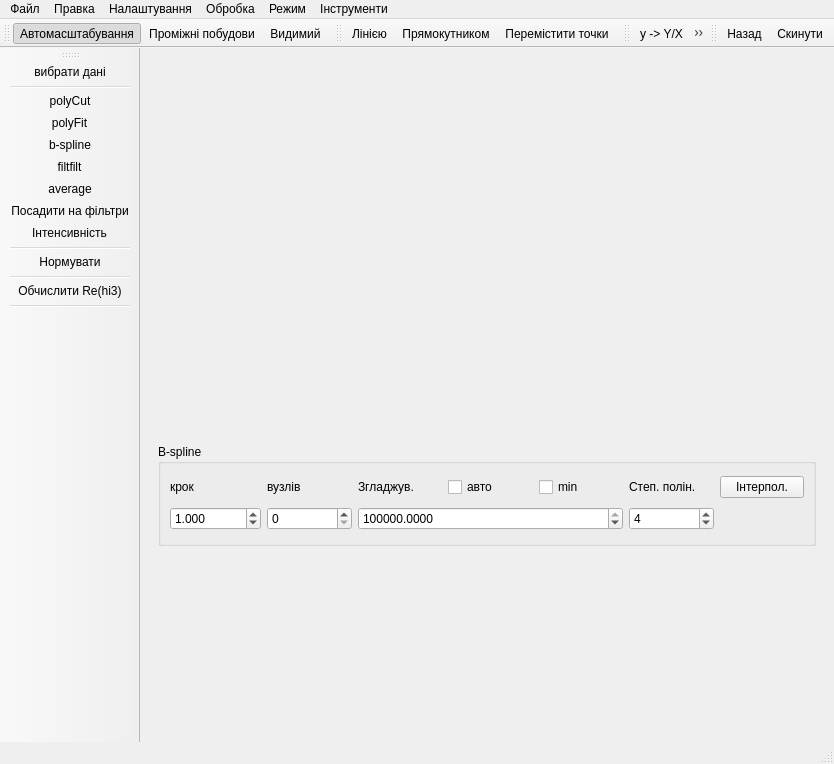
Qt form mainwindow.ui (xkronosua/QTR) before a commit.
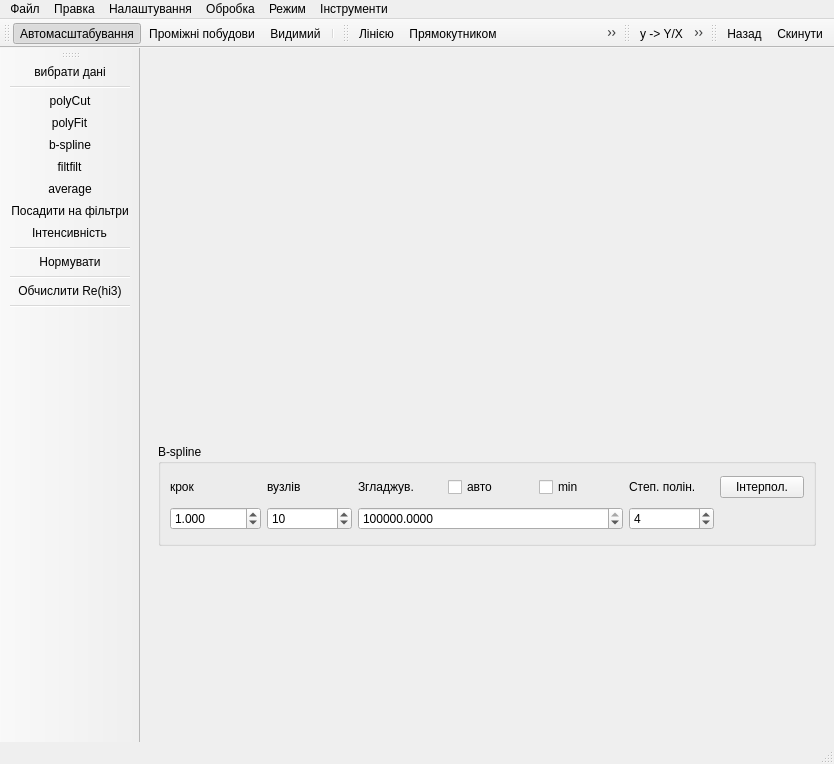
The same form after that commit. The open tabs and pages were chosen to show the change. Icons and pictures are not drawn.

```diff
--- a/mainwindow.ui
+++ b/mainwindow.ui
@@ -640,7 +640,17 @@
             </widget>
            </item>
            <item row="1" column="1">
-            <widget class="QSpinBox" name="B_splineNKnots"/>
+            <widget class="QSpinBox" name="B_splineNKnots">
+             <property name="minimum">
+              <number>2</number>
+             </property>
+             <property name="maximum">
+              <number>999999999</number>
+             </property>
+             <property name="value">
+              <number>10</number>
+             </property>
+            </widget>
            </item>
            <item row="0" column="1">
             <widget class="QLabel" name="label_32">
@@ -1558,6 +1568,7 @@
    <addaction name="autoScale"/>
    <addaction name="tmpShow"/>
    <addaction name="actionProcessView"/>
+   <addaction name="separator"/>
   </widget>
   <widget class="QToolBar" name="toolBarMpl">
    <property name="windowTitle">
```
Left out of the diff: 29 changed lines with no effect on the pictures.
